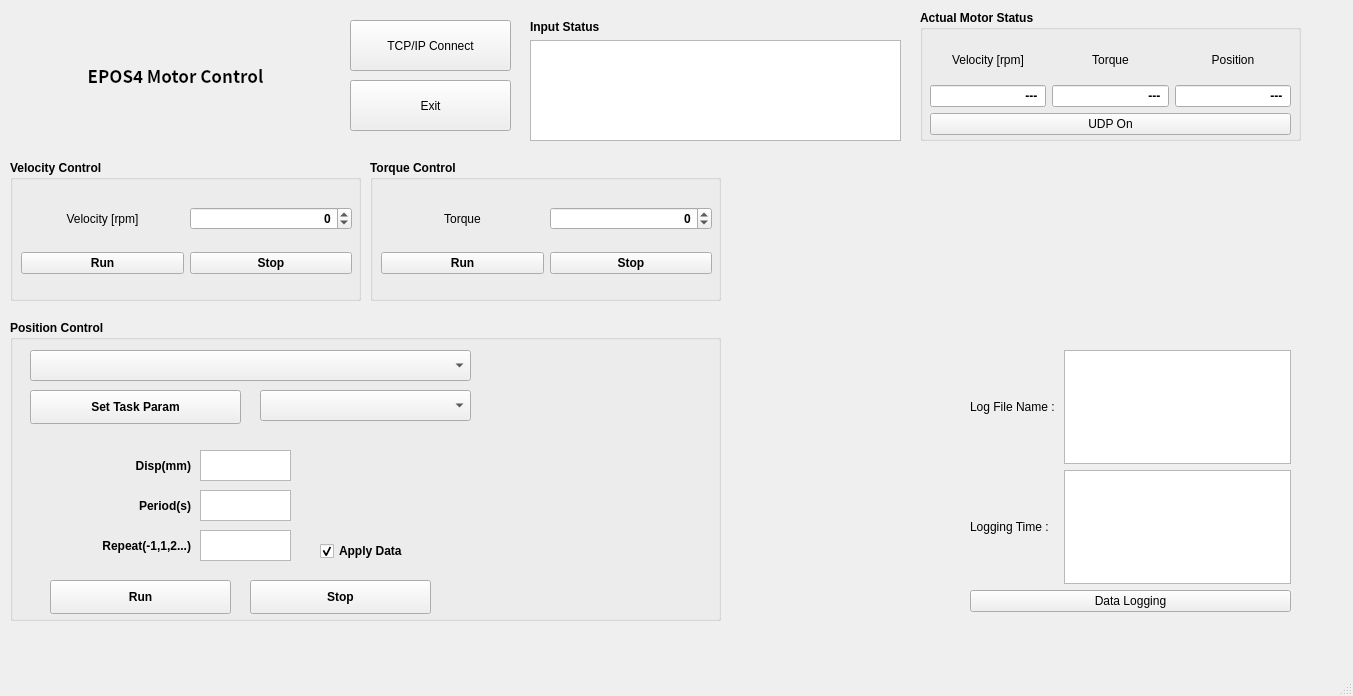
Old version of the form mainwindow.ui in the repository shkwon98/EPOS4-SOEM-Gui.
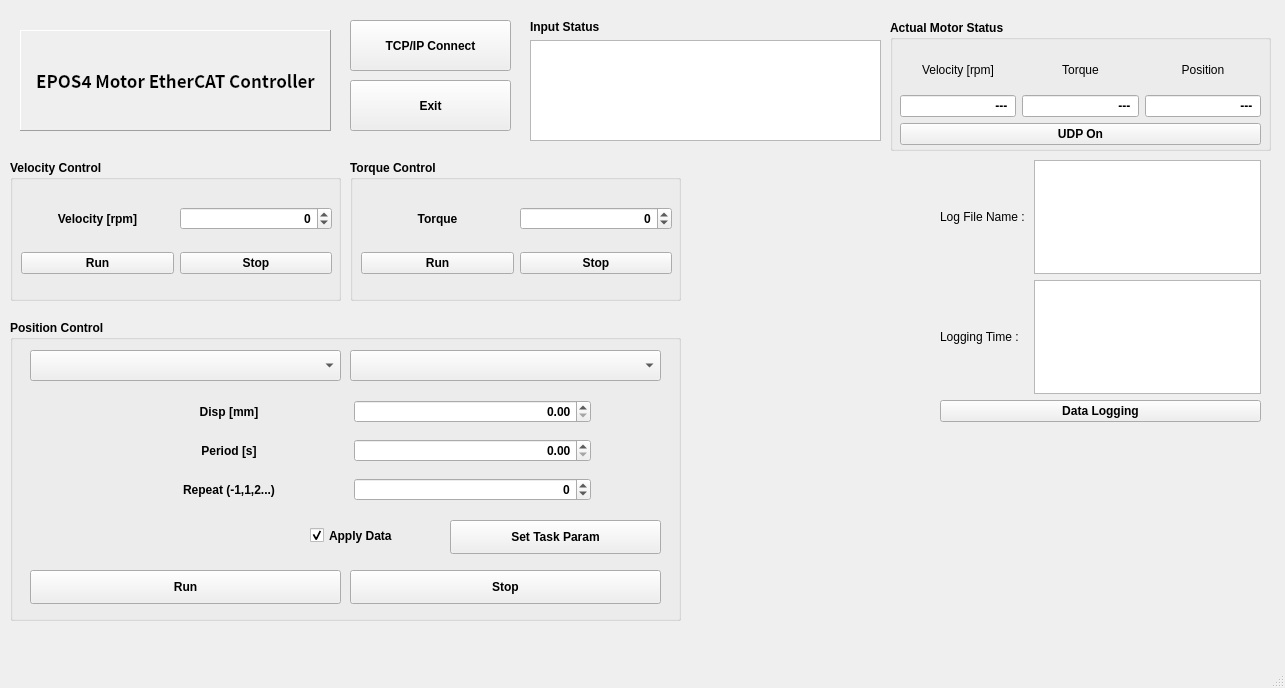
New version of the form.

What changed in the file:
```diff
--- a/mainwindow.ui
+++ b/mainwindow.ui
@@ -6,8 +6,8 @@
    <rect>
     <x>0</x>
     <y>0</y>
-    <width>1353</width>
-    <height>696</height>
+    <width>1285</width>
+    <height>688</height>
    </rect>
   </property>
   <property name="windowTitle">
@@ -26,37 +26,14 @@
     <property name="font">
      <font>
       <family>Arial</family>
+      <weight>75</weight>
+      <bold>true</bold>
      </font>
     </property>
     <property name="text">
      <string>Exit</string>
     </property>
    </widget>
-   <widget class="QLabel" name="label">
-    <property name="geometry">
-     <rect>
-      <x>30</x>
-      <y>60</y>
-      <width>291</width>
-      <height>31</height>
-     </rect>
-    </property>
-    <property name="font">
-     <font>
-      <family>Noto Sans CJK KR</family>
-      <pointsize>13</pointsize>
-      <weight>75</weight>
-      <italic>false</italic>
-      <bold>true</bold>
-     </font>
-    </property>
-    <property name="text">
-     <string>EPOS4 Motor Control</string>
-    </property>
-    <property name="alignment">
-     <set>Qt::AlignCenter</set>
-    </property>
-   </widget>
    <widget class="QPushButton" name="tcpConnectButton">
     <property name="geometry">
      <rect>
@@ -69,6 +46,8 @@
     <property name="font">
      <font>
       <family>Arial</family>
+      <weight>75</weight>
+      <bold>true</bold>
      </font>
     </property>
     <property name="text">
@@ -80,7 +59,7 @@
      <rect>
       <x>530</x>
       <y>20</y>
-      <width>371</width>
+      <width>351</width>
       <height>121</height>
      </rect>
     </property>
@@ -114,7 +93,7 @@
      <rect>
       <x>10</x>
       <y>160</y>
-      <width>351</width>
+      <width>331</width>
       <height>141</height>
      </rect>
     </property>
@@ -136,7 +115,7 @@
       <rect>
        <x>11</x>
        <y>31</y>
-       <width>331</width>
+       <width>311</width>
        <height>101</height>
       </rect>
      </property>
@@ -162,8 +141,8 @@
         <property name="font">
          <font>
           <family>Arial</family>
-          <weight>50</weight>
-          <bold>false</bold>
+          <weight>75</weight>
+          <bold>true</bold>
          </font>
         </property>
         <property name="text">
@@ -201,9 +180,9 @@
    <widget class="QGroupBox" name="groupBox2_Torque_Control">
     <property name="geometry">
      <rect>
-      <x>370</x>
+      <x>350</x>
       <y>160</y>
-      <width>351</width>
+      <width>331</width>
       <height>141</height>
      </rect>
     </property>
@@ -225,7 +204,7 @@
       <rect>
        <x>11</x>
        <y>31</y>
-       <width>331</width>
+       <width>311</width>
        <height>101</height>
       </rect>
      </property>
@@ -235,8 +214,8 @@
         <property name="font">
          <font>
           <family>Arial</family>
-          <weight>50</weight>
-          <bold>false</bold>
+          <weight>75</weight>
+          <bold>true</bold>
          </font>
         </property>
         <property name="text">
@@ -290,8 +269,8 @@
    <widget class="QGroupBox" name="groupBox_6">
     <property name="geometry">
      <rect>
-      <x>920</x>
-      <y>10</y>
+      <x>890</x>
+      <y>20</y>
       <width>381</width>
       <height>131</height>
      </rect>
@@ -423,8 +402,8 @@
         <property name="font">
          <font>
           <family>Arial</family>
-          <weight>50</weight>
-          <bold>false</bold>
+          <weight>75</weight>
+          <bold>true</bold>
          </font>
         </property>
         <property name="focusPolicy">
@@ -447,8 +426,8 @@
    <widget class="QWidget" name="layoutWidget">
     <property name="geometry">
      <rect>
-      <x>970</x>
-      <y>350</y>
+      <x>940</x>
+      <y>160</y>
       <width>321</width>
       <height>262</height>
      </rect>
@@ -505,6 +484,8 @@
        <property name="font">
         <font>
          <family>Arial</family>
+         <weight>75</weight>
+         <bold>true</bold>
         </font>
        </property>
        <property name="text">
@@ -519,7 +500,7 @@
      <rect>
       <x>10</x>
       <y>320</y>
-      <width>711</width>
+      <width>671</width>
       <height>301</height>
      </rect>
     </property>
@@ -539,88 +520,14 @@
     <widget class="QComboBox" name="comboBox_RunTask_Motion">
      <property name="geometry">
       <rect>
-       <x>250</x>
-       <y>70</y>
-       <width>211</width>
+       <x>340</x>
+       <y>30</y>
+       <width>311</width>
        <height>31</height>
       </rect>
      </property>
-    </widget>
-    <widget class="QTextEdit" name="textEdit_RunTask_Repeat">
-     <property name="geometry">
-      <rect>
-       <x>190</x>
-       <y>210</y>
-       <width>91</width>
-       <height>31</height>
-      </rect>
-     </property>
-    </widget>
-    <widget class="QTextEdit" name="textEdit_RunTask_Displacement">
-     <property name="geometry">
-      <rect>
-       <x>190</x>
-       <y>130</y>
-       <width>91</width>
-       <height>31</height>
-      </rect>
-     </property>
-    </widget>
-    <widget class="QLabel" name="label_21">
-     <property name="geometry">
-      <rect>
-       <x>10</x>
-       <y>210</y>
-       <width>171</width>
-       <height>31</height>
-      </rect>
-     </property>
-     <property name="layoutDirection">
-      <enum>Qt::LeftToRight</enum>
-     </property>
-     <property name="text">
-      <string>Repeat(-1,1,2...)</string>
-     </property>
-     <property name="alignment">
-      <set>Qt::AlignRight|Qt::AlignTrailing|Qt::AlignVCenter</set>
-     </property>
-    </widget>
-    <widget class="QLabel" name="label_20">
-     <property name="geometry">
-      <rect>
-       <x>90</x>
-       <y>170</y>
-       <width>91</width>
-       <height>31</height>
-      </rect>
-     </property>
-     <property name="layoutDirection">
-      <enum>Qt::LeftToRight</enum>
-     </property>
-     <property name="text">
-      <string>Period(s)</string>
-     </property>
-     <property name="alignment">
-      <set>Qt::AlignRight|Qt::AlignTrailing|Qt::AlignVCenter</set>
-     </property>
-    </widget>
-    <widget class="QLabel" name="label_19">
-     <property name="geometry">
-      <rect>
-       <x>50</x>
-       <y>130</y>
-       <width>131</width>
-       <height>31</height>
-      </rect>
-     </property>
-     <property name="layoutDirection">
-      <enum>Qt::LeftToRight</enum>
-     </property>
-     <property name="text">
-      <string>Disp(mm)</string>
-     </property>
-     <property name="alignment">
-      <set>Qt::AlignRight|Qt::AlignTrailing|Qt::AlignVCenter</set>
+     <property name="currentIndex">
+      <number>-1</number>
      </property>
     </widget>
     <widget class="QComboBox" name="comboBox_RunTask_Type">
@@ -628,7 +535,7 @@
       <rect>
        <x>20</x>
        <y>30</y>
-       <width>441</width>
+       <width>311</width>
        <height>31</height>
       </rect>
      </property>
@@ -636,8 +543,8 @@
     <widget class="QPushButton" name="pushButton_SetTaskParam">
      <property name="geometry">
       <rect>
-       <x>20</x>
-       <y>70</y>
+       <x>440</x>
+       <y>200</y>
        <width>211</width>
        <height>34</height>
       </rect>
@@ -646,22 +553,12 @@
       <string>Set Task Param</string>
      </property>
     </widget>
-    <widget class="QTextEdit" name="textEdit_RunTask_Period">
-     <property name="geometry">
-      <rect>
-       <x>190</x>
-       <y>170</y>
-       <width>91</width>
-       <height>31</height>
-      </rect>
-     </property>
-    </widget>
     <widget class="QPushButton" name="pushButton_CSP_Stop">
      <property name="geometry">
       <rect>
-       <x>240</x>
-       <y>260</y>
-       <width>181</width>
+       <x>340</x>
+       <y>250</y>
+       <width>311</width>
        <height>34</height>
       </rect>
      </property>
@@ -672,10 +569,10 @@
     <widget class="QCheckBox" name="checkBox_RunTask_Apply_Data">
      <property name="geometry">
       <rect>
-       <x>310</x>
-       <y>220</y>
-       <width>171</width>
-       <height>22</height>
+       <x>300</x>
+       <y>200</y>
+       <width>131</width>
+       <height>31</height>
       </rect>
      </property>
      <property name="text">
@@ -688,9 +585,9 @@
     <widget class="QPushButton" name="pushButton_CSP_Run">
      <property name="geometry">
       <rect>
-       <x>40</x>
-       <y>260</y>
-       <width>181</width>
+       <x>20</x>
+       <y>250</y>
+       <width>311</width>
        <height>34</height>
       </rect>
      </property>
@@ -698,6 +595,125 @@
       <string>Run</string>
      </property>
     </widget>
+    <widget class="QWidget" name="layoutWidget">
+     <property name="geometry">
+      <rect>
+       <x>100</x>
+       <y>70</y>
+       <width>481</width>
+       <height>121</height>
+      </rect>
+     </property>
+     <layout class="QGridLayout" name="gridLayout_4">
+      <item row="0" column="0">
+       <widget class="QLabel" name="label_19">
+        <property name="layoutDirection">
+         <enum>Qt::LeftToRight</enum>
+        </property>
+        <property name="text">
+         <string>Disp [mm]</string>
+        </property>
+        <property name="alignment">
+         <set>Qt::AlignCenter</set>
+        </property>
+       </widget>
+      </item>
+      <item row="1" column="0">
+       <widget class="QLabel" name="label_20">
+        <property name="layoutDirection">
+         <enum>Qt::LeftToRight</enum>
+        </property>
+        <property name="text">
+         <string>Period [s]</string>
+        </property>
+        <property name="alignment">
+         <set>Qt::AlignCenter</set>
+        </property>
+       </widget>
+      </item>
+      <item row="2" column="0">
+       <widget class="QLabel" name="label_21">
+        <property name="layoutDirection">
+         <enum>Qt::LeftToRight</enum>
+        </property>
+        <property name="text">
+         <string>Repeat (-1,1,2...)</string>
+        </property>
+        <property name="alignment">
+         <set>Qt::AlignCenter</set>
+        </property>
+       </widget>
+      </item>
+      <item row="0" column="1">
+       <widget class="QDoubleSpinBox" name="RunTask_Displacement">
+        <property name="alignment">
+         <set>Qt::AlignRight|Qt::AlignTrailing|Qt::AlignVCenter</set>
+        </property>
+       </widget>
+      </item>
+      <item row="1" column="1">
+       <widget class="QDoubleSpinBox" name="RunTask_Period">
+        <property name="alignment">
+         <set>Qt::AlignRight|Qt::AlignTrailing|Qt::AlignVCenter</set>
+        </property>
+       </widget>
+      </item>
+      <item row="2" column="1">
+       <widget class="QSpinBox" name="RunTask_Repeat">
+        <property name="alignment">
+         <set>Qt::AlignRight|Qt::AlignTrailing|Qt::AlignVCenter</set>
+        </property>
+        <property name="minimum">
+         <number>-1</number>
+        </property>
+       </widget>
+      </item>
+     </layout>
+    </widget>
+   </widget>
+   <widget class="QFrame" name="frame">
+    <property name="geometry">
+     <rect>
+      <x>20</x>
+      <y>30</y>
+      <width>311</width>
+      <height>101</height>
+     </rect>
+    </property>
+    <property name="frameShape">
+     <enum>QFrame::Panel</enum>
+    </property>
+    <property name="frameShadow">
+     <enum>QFrame::Raised</enum>
+    </property>
+    <widget class="QLabel" name="label">
+     <property name="geometry">
+      <rect>
+       <x>10</x>
+       <y>10</y>
+       <width>291</width>
+       <height>81</height>
+      </rect>
+     </property>
+     <property name="font">
+      <font>
+       <family>Noto Sans CJK KR</family>
+       <pointsize>13</pointsize>
+       <weight>75</weight>
+       <italic>false</italic>
+       <bold>true</bold>
+      </font>
+     </property>
+     <property name="text">
+      <string>EPOS4 Motor EtherCAT Controller</string>
+     </property>
+     <property name="alignment">
+      <set>Qt::AlignCenter</set>
+     </property>
+     <property name="wordWrap">
+      <bool>true</bool>
+     </property>
+    </widget>
    </widget>
   </widget>
   <widget class="QMenuBar" name="menubar">
```
Left out of the diff: 2 changed lines with no effect on the pictures.
